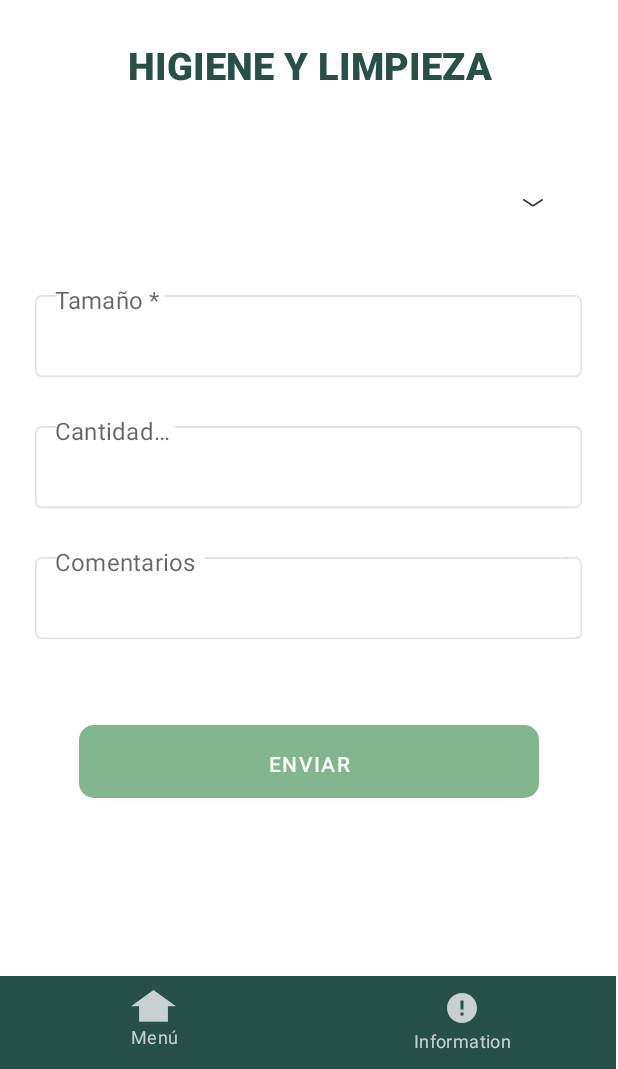
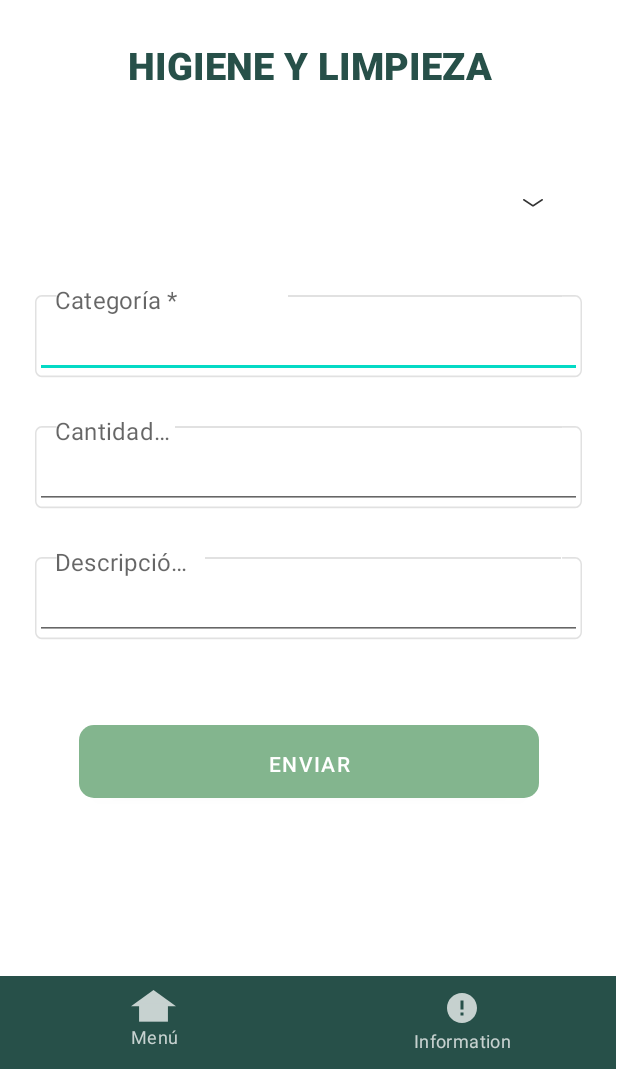
Before and after one commit to Hector-rob/AppBAMXV2, an Android app: the layout activity_higiene_y_limpieza.xml on its own in the app's theme, with its tools: preview values and no code run, on a phone screen of 412 x 824 dp, the part 167-1236 px from its top. Run offline under Robolectric (Android 15) with nearby library versions, the phone set to English and light mode, and no system bars.

Commit message:
Formulario higiene y limpieza

```diff
--- a/app/src/main/AndroidManifest.xml
+++ b/app/src/main/AndroidManifest.xml
@@ -17,7 +17,7 @@
         android:usesCleartextTraffic="true" >
 
         <activity
-            android:name=".modules.voluntariado.MainActivity"
+            android:name=".modules.higieneylimpieza.ui.HigieneYLimpiezaActivity"
             android:exported="true"
             android:screenOrientation="portrait" >
             <intent-filter>
@@ -33,7 +33,7 @@
             android:name=".modules.iniciozero.ui.IniciozeroActivity"
             android:exported="true" />
         <activity
-            android:name=".modules.higieneylimpieza.ui.HigieneYLimpiezaActivity"
+            android:name=".modules.voluntariado.MainActivity"
             android:screenOrientation="portrait" />
         <activity
             android:name=".modules.buscador.ui.BuscadorActivity"
--- a/app/src/main/res/layout/activity_higiene_y_limpieza.xml
+++ b/app/src/main/res/layout/activity_higiene_y_limpieza.xml
@@ -114,16 +114,19 @@
                     android:layout_marginEnd="@dimen/_13pxh"
                     android:layout_marginStart="@dimen/_13pxh"
                     android:layout_width="match_parent" android:orientation="horizontal">
-                    <TextView android:ellipsize="end"
+
+                    <TextView
                         android:id="@+id/txtLabelOne"
+                        style="@style/txtRobotoregular16_1"
+                        android:layout_width="104dp"
                         android:layout_height="wrap_content"
                         android:layout_weight="0.21"
-                        android:layout_width="0dp"
+                        android:ellipsize="end"
                         android:letterSpacing="0.01"
                         android:lineSpacingExtra="@dimen/_1pxh"
                         android:singleLine="true"
-                        android:text="@{higieneYLimpiezaVM.higieneYLimpiezaModel.txtLabelOne}"
-                        style="@style/txtRobotoregular16_1" tools:text="@string/lbl_tama_o"/>
+                        android:text="@string/msg_tipo_de_product"
+                        tools:text="Categoría *" />
                     <View android:background="@color/black_900_1e"
                         android:id="@+id/lineUpperSurface"
                         android:layout_height="@dimen/_1pxv"
@@ -132,6 +135,15 @@
                         android:layout_marginTop="@dimen/_7pxv"
                         android:layout_weight="0.79" android:layout_width="0dp"/>
                 </LinearLayout>
+
+                <EditText
+                    android:id="@+id/higieneCategoriaText"
+                    android:layout_width="match_parent"
+                    android:layout_height="match_parent"
+                    android:ems="10"
+                    android:inputType="textPersonName"
+                    android:textColor="#000000"
+                    android:textSize="16sp" />
             </FrameLayout>
             <FrameLayout android:id="@+id/frameAInactiveEna1"
                 android:layout_gravity="center_horizontal"
@@ -139,6 +151,16 @@
                 android:layout_marginEnd="@dimen/_22pxh"
                 android:layout_marginStart="@dimen/_22pxh"
                 android:layout_marginTop="@dimen/_21pxv" android:layout_width="@dimen/_363pxh">
+
+                <EditText
+                    android:id="@+id/higieneCantidadText"
+                    android:layout_width="match_parent"
+                    android:layout_height="match_parent"
+                    android:ems="10"
+                    android:inputType="textPersonName"
+                    android:textColor="#000000"
+                    android:textSize="16sp" />
+
                 <ImageView android:id="@+id/imageLabelTwo"
                     android:layout_gravity="bottom|start"
                     android:layout_height="@dimen/_49pxv"
@@ -179,6 +201,16 @@
                 android:layout_marginEnd="@dimen/_22pxh"
                 android:layout_marginStart="@dimen/_22pxh"
                 android:layout_marginTop="@dimen/_21pxv" android:layout_width="@dimen/_363pxh">
+
+                <EditText
+                    android:id="@+id/higieneDescripciónText"
+                    android:layout_width="match_parent"
+                    android:layout_height="match_parent"
+                    android:ems="10"
+                    android:inputType="textPersonName"
+                    android:textColor="#000000"
+                    android:textSize="16sp" />
+
                 <ImageView android:id="@+id/imageLabelFour"
                     android:layout_gravity="bottom|start"
                     android:layout_height="@dimen/_49pxv"
@@ -194,16 +226,19 @@
                     android:layout_marginEnd="@dimen/_13pxh"
                     android:layout_marginStart="@dimen/_13pxh"
                     android:layout_width="match_parent" android:orientation="horizontal">
-                    <TextView android:ellipsize="end"
+
+                    <TextView
                         android:id="@+id/txtLabelFive"
+                        style="@style/txtRobotoregular16_1"
+                        android:layout_width="0dp"
                         android:layout_height="wrap_content"
                         android:layout_weight="0.29"
-                        android:layout_width="0dp"
+                        android:ellipsize="end"
                         android:letterSpacing="0.01"
                         android:lineSpacingExtra="@dimen/_1pxh"
                         android:singleLine="true"
-                        android:text="@{higieneYLimpiezaVM.higieneYLimpiezaModel.txtLabelFive}"
-                        style="@style/txtRobotoregular16_1" tools:text="@string/lbl_comentarios"/>
+                        android:text="@string/lbl_comentarios"
+                        tools:text="Descripción *" />
                     <View android:background="@color/black_900_1e"
                         android:id="@+id/lineUpperSurfaceTwo"
                         android:layout_height="@dimen/_1pxv"
@@ -213,25 +248,29 @@
                         android:layout_weight="0.71" android:layout_width="0dp"/>
                 </LinearLayout>
             </FrameLayout>
+
             <androidx.appcompat.widget.AppCompatButton
-                android:ellipsize="end" android:gravity="center"
                 android:id="@+id/btnEnviar"
+                style="@style/btnSolidRounded_2"
+                android:layout_width="@dimen/_305pxh"
+                android:layout_height="@dimen/_43pxv"
                 android:layout_gravity="center_horizontal"
-                android:layout_height="@dimen/_43pxv"
-                android:layout_marginEnd="@dimen/_22pxh"
                 android:layout_marginStart="@dimen/_22pxh"
                 android:layout_marginTop="@dimen/_50pxv"
-                android:layout_width="@dimen/_305pxh"
+                android:layout_marginEnd="@dimen/_22pxh"
+                android:ellipsize="end"
+                android:gravity="center"
                 android:letterSpacing="0.06"
                 android:lineSpacingExtra="@dimen/_1pxh"
-                android:paddingBottom="@dimen/_14pxv"
-                android:paddingEnd="@dimen/_30pxh"
+                android:onClick="registerHigieneDonation"
                 android:paddingStart="@dimen/_30pxh"
                 android:paddingTop="@dimen/_14pxv"
+                android:paddingEnd="@dimen/_30pxh"
+                android:paddingBottom="@dimen/_14pxv"
                 android:singleLine="true"
                 android:text="@string/lbl_enviar"
                 android:textAllCaps="true"
-                style="@style/btnSolidRounded_2" tools:text="@string/lbl_enviar"/>
+                tools:text="@string/lbl_enviar" />
         </LinearLayout>
         <FrameLayout android:gravity="center_horizontal"
             android:id="@+id/frameBottombar"
```
Also changed, not shown: app/src/main/java/com/application/app/modules/higieneylimpieza/ui/HigieneYLimpiezaActivity.kt (+46 -5 lines).
